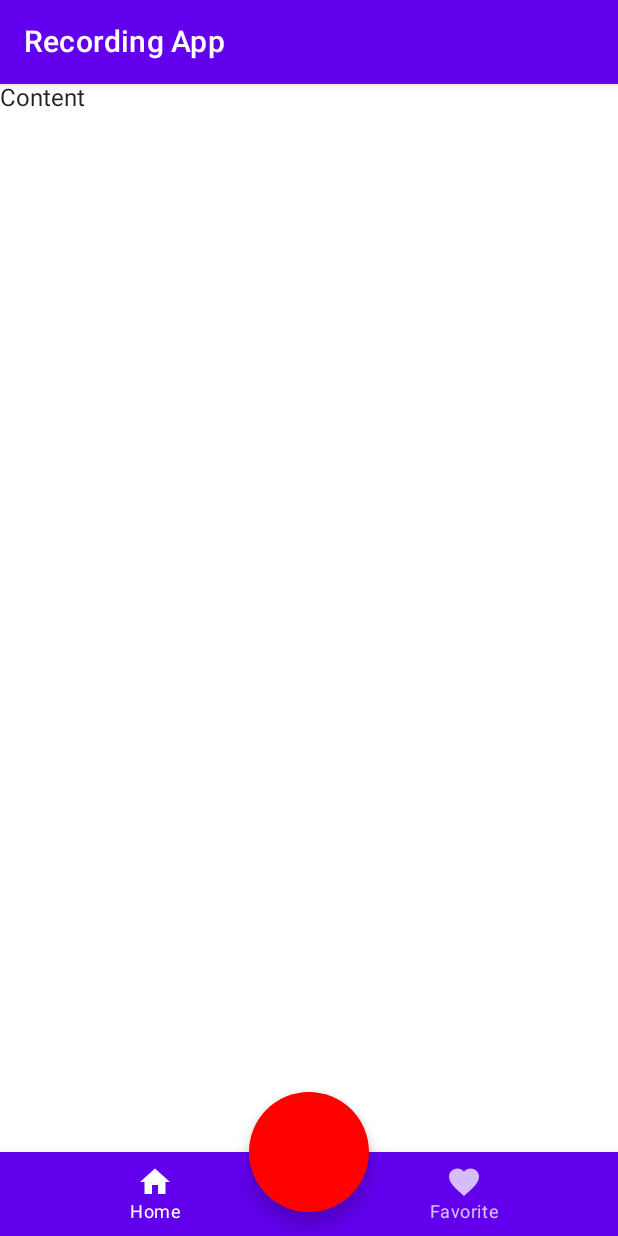
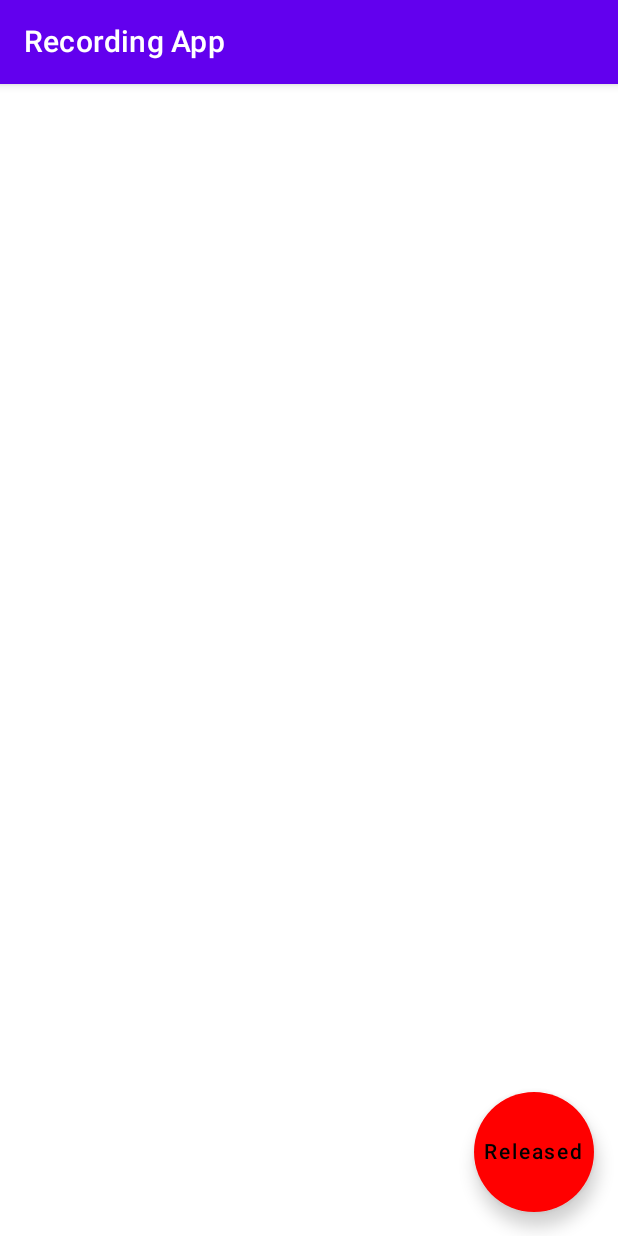
Before and after one commit to roberto-campedelli/dont4get, an Android app built with Jetpack Compose: the screen it shows after launch (MainActivity), on a phone screen of 412 x 824 dp. Run offline under Robolectric (Android 15) with nearby library versions, the phone set to English and light mode, and no system bars.

Commit message:
the button works!

```diff
--- a/app/src/main/java/com/example/dont4get/MainActivity.kt
+++ b/app/src/main/java/com/example/dont4get/MainActivity.kt
@@ -1,38 +1,25 @@
 package com.example.dont4get
 
-import android.Manifest
-import android.content.pm.PackageManager
 import android.os.Bundle
-import android.util.Log
-import android.widget.Button
-import android.widget.Toast
 import androidx.activity.ComponentActivity
 import androidx.activity.compose.setContent
-import androidx.compose.foundation.background
+import androidx.compose.foundation.gestures.detectTapGestures
 import androidx.compose.foundation.layout.*
+import androidx.compose.foundation.lazy.LazyColumn
 import androidx.compose.material.*
-import androidx.compose.material.SnackbarDefaults.backgroundColor
 import androidx.compose.material.icons.Icons
 import androidx.compose.material.icons.filled.Favorite
 import androidx.compose.material.icons.filled.Home
-import androidx.compose.material.icons.filled.Person
-import androidx.compose.runtime.Composable
-import androidx.compose.runtime.mutableStateOf
-import androidx.compose.runtime.remember
-import androidx.compose.runtime.rememberCompositionContext
-import androidx.compose.ui.Alignment
+import androidx.compose.runtime.*
+import androidx.compose.ui.ExperimentalComposeUiApi
 import androidx.compose.ui.Modifier
 import androidx.compose.ui.graphics.Color
-import androidx.compose.ui.platform.LocalContext
-import androidx.compose.ui.res.colorResource
+import androidx.compose.ui.input.pointer.pointerInput
 import androidx.compose.ui.tooling.preview.Preview
-import androidx.compose.ui.unit.Dp
 import androidx.compose.ui.unit.dp
-import androidx.core.content.ContentProviderCompat.requireContext
-import androidx.core.content.ContextCompat
 import com.example.dont4get.ui.theme.Dont4getTheme
-import com.google.android.material.shape.CornerSize
 
+@ExperimentalComposeUiApi
 class MainActivity : ComponentActivity() {
     override fun onCreate(savedInstanceState: Bundle?) {
         super.onCreate(savedInstanceState)
@@ -47,30 +34,37 @@ class MainActivity : ComponentActivity() {
     }
 }
 
+@Preview
+@Composable
+fun RecButtonPreview() {
+    Dont4getTheme {
+        RecButton()
+    }
+}
+
+enum class ButtonState { Pressed, Released }
+
 @Composable
 fun RecButton() {
+
     Scaffold(
-        topBar = {
-            TopAppBar(
-                title = { Text("Recording App") },
-            )
-        },
-
-        floatingActionButton = {
-            FloatingActionButton(
-                onClick = { },
-                modifier = Modifier
-                    .size(Dp(80F), Dp(80F)),
-                backgroundColor = Color.Red
-            ) {
-                /* FAB content */
+        topBar = { TopAppBar() },
+        floatingActionButton = { FAB() },
+        isFloatingActionButtonDocked = false,
+        floatingActionButtonPosition = FabPosition.End,
+        //bottomBar = { BottomBar() },
+        //drawerContent = { Text(text = "Drawer Menu 1") },
+        content = { innerPadding ->
+            LazyColumn(contentPadding = innerPadding) {
+                items(count = 100) {
+                    Box(
+                        Modifier
+                            .fillMaxWidth()
+                            .height(50.dp)
+                    )
+                }
             }
-        },
-        isFloatingActionButtonDocked = true,
-        floatingActionButtonPosition = FabPosition.Center,
-        bottomBar = {BottomBar()} ,
-        //drawerContent = { Text(text = "Drawer Menu 1") },
-        content = { Text("Content") }
+        }
 
     )
 
@@ -90,14 +84,67 @@ fun RecButton() {
     ) {
         // Screen content
     }*/
+
+@Composable
+fun TopAppBar() {
+    TopAppBar(
+        title = { Text("Recording App") },
+    )
+}
+
+@Composable
+fun FAB() {
+    var buttonState by remember { mutableStateOf(ButtonState.Released) }
+
+
+    FloatingActionButton(
+        onClick = {},
+        backgroundColor = Color.Red,
+        modifier = Modifier
+            .size(80.dp),
+        elevation = FloatingActionButtonDefaults.elevation()
+
+    ) {
+        Box(modifier = Modifier
+            .fillMaxSize()
+            .pointerInput(Unit) {
+                detectTapGestures(
+                    onPress = {
+                        buttonState = ButtonState.Pressed
+
+                        // Waits for the tap to release
+                        // before returning the call
+                        this.tryAwaitRelease()
+
+                        // Set the currentState to Release
+                        // to trigger Release animation
+                        buttonState = ButtonState.Released
+                    }
+                )
+            })
+        Text(text = "$buttonState")
+
+    }
+}
+
+
+/*onClick = {
+           if (buttonState == ButtonState.Released) {
+               buttonState = com.example.dont4get.ButtonState.Pressed
+           } else
+               buttonState = ButtonState.Released
+       },*/
+
+
 @Composable
 fun BottomBar() {
     val selectedIndex = remember { mutableStateOf(0) }
     BottomNavigation(elevation = 10.dp) {
 
-        BottomNavigationItem(icon = {
-            Icon(imageVector = Icons.Default.Home,"")
-        },
+        BottomNavigationItem(
+            icon = {
+                Icon(imageVector = Icons.Default.Home, "")
+            },
             label = { Text(text = "Home") },
             selected = (selectedIndex.value == 0),
             onClick = {
@@ -105,7 +152,7 @@ fun BottomBar() {
             })
 
         BottomNavigationItem(icon = {
-            Icon(imageVector = Icons.Default.Favorite,"")
+            Icon(imageVector = Icons.Default.Favorite, "")
         },
             label = { Text(text = "Favorite") },
             selected = (selectedIndex.value == 1),
@@ -115,3 +162,33 @@ fun BottomBar() {
 
     }
 }
+
+@Composable
+fun StartRec() {
+    Text(text = "start")
+
+}
+
+@Composable
+fun StopRec() {
+    Text(text = "stop")
+}
+
+/*
+    val openDialog = remember { mutableStateOf(true) }
+
+    if (openDialog.value) {
+
+        AlertDialog(
+            onDismissRequest = {},
+            title = { Text(text = "Alert Dialog") },
+            text = { Text("Start Recording!") },
+            confirmButton = {
+                Button(modifier = Modifier.fillMaxWidth(),
+                    onClick = { openDialog.value = false }
+                ) {
+                    Text("Dismiss")
+                }
+            })
+    }
+*/
```
